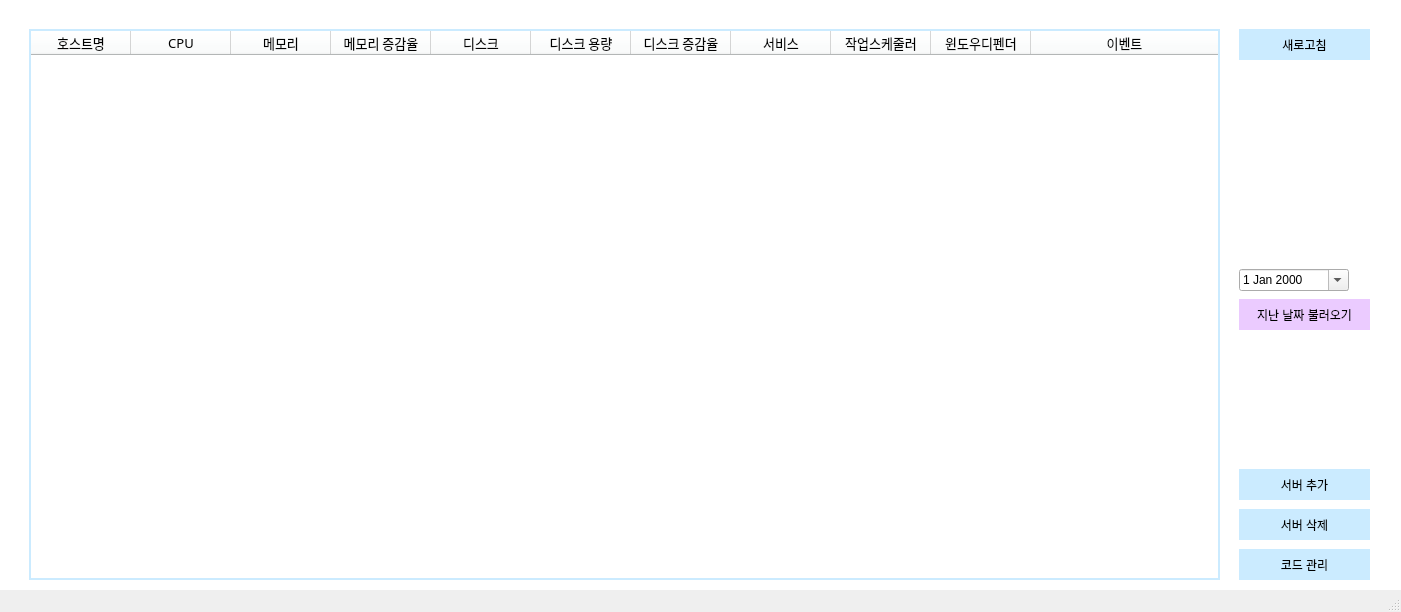
First picture: the form in ui/MainForm.ui, repository za5321/CheckTool, before the edit.
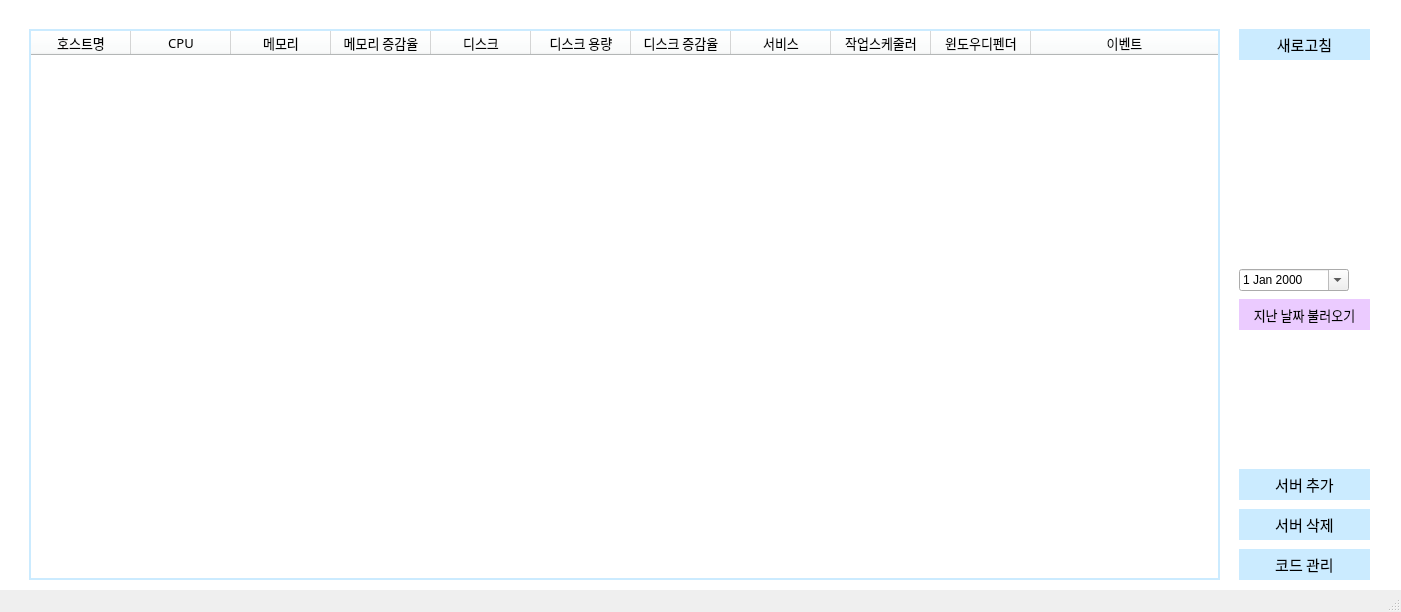
Second picture: the form after the edit.

```diff
--- a/ui/MainForm.ui
+++ b/ui/MainForm.ui
@@ -205,6 +205,12 @@
          <height>31</height>
         </rect>
        </property>
+       <property name="font">
+        <font>
+         <family>NanumGothic</family>
+         <pointsize>11</pointsize>
+        </font>
+       </property>
        <property name="styleSheet">
         <string notr="true">QToolButton {
 	border: 2px solid rgb(203, 235, 255);
@@ -224,6 +230,12 @@
          <height>31</height>
         </rect>
        </property>
+       <property name="font">
+        <font>
+         <family>NanumGothic</family>
+         <pointsize>11</pointsize>
+        </font>
+       </property>
        <property name="styleSheet">
         <string notr="true">QToolButton {
 	border: 2px solid rgb(203, 235, 255);
@@ -243,6 +255,12 @@
          <height>31</height>
         </rect>
        </property>
+       <property name="font">
+        <font>
+         <family>NanumGothic</family>
+         <pointsize>11</pointsize>
+        </font>
+       </property>
        <property name="styleSheet">
         <string notr="true">QToolButton {
 	border: 2px solid rgb(203, 235, 255);
@@ -262,6 +280,12 @@
          <height>31</height>
         </rect>
        </property>
+       <property name="font">
+        <font>
+         <family>NanumGothic</family>
+         <pointsize>10</pointsize>
+        </font>
+       </property>
        <property name="styleSheet">
         <string notr="true">#toolBtn4 {
 	border: 2px solid rgb(235, 203, 255);
@@ -294,6 +318,12 @@
          <height>31</height>
         </rect>
        </property>
+       <property name="font">
+        <font>
+         <family>NanumGothic</family>
+         <pointsize>11</pointsize>
+        </font>
+       </property>
        <property name="styleSheet">
         <string notr="true">QToolButton {
 	border: 2px solid rgb(203, 235, 255);
```
Left out of the diff: 22 changed lines with no effect on the pictures.
